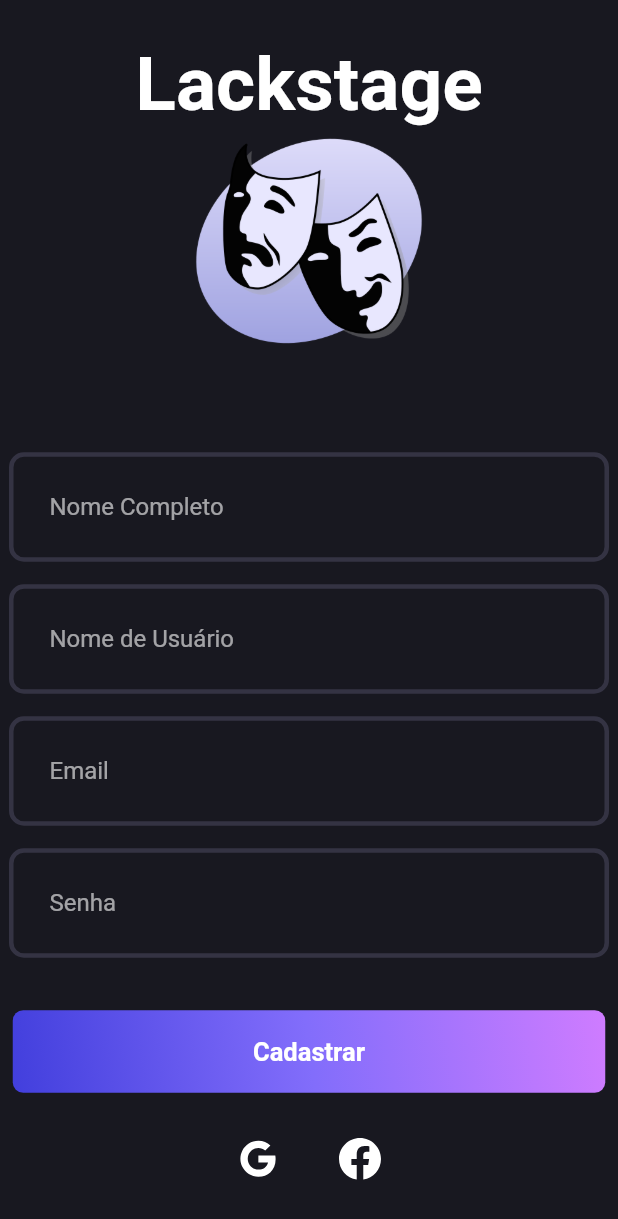
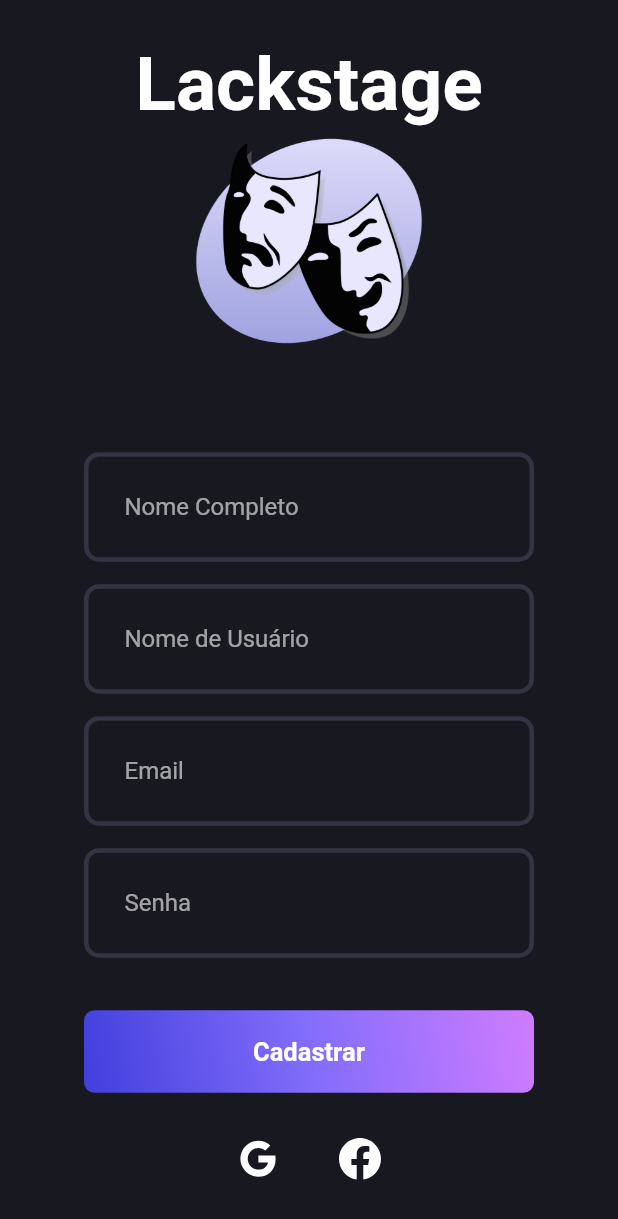
Before and after one commit to RockabZ/Lackstage, a Flutter app: the screen it shows after launch, after a tap on "Registrar-se", on a phone screen of 412 x 824 dp. Shown: the top 1219 px of the screen. Run offline on Flutter 3.47's test engine with Material 2 defaults, Android fonts, the phone set to English and light mode, and no system bars; our stand-ins replace carousel_slider, cloud_firestore, firebase_auth, firebase_core, flutter_svg, image_picker and 2 more; accounts and stored records are empty; network calls fail.

Commit message:
feat: adds responsive layout to login and register pages

```diff
--- a/lib/Pages/LoginPage.dart
+++ b/lib/Pages/LoginPage.dart
@@ -6,7 +6,8 @@ import '../ui/social_button.dart';
 import 'RegisterPage.dart';
 
 class LoginPage extends StatefulWidget {
-  LoginPage({super.key});
+  final double tamanho;
+  LoginPage({super.key, required this.tamanho});
 
   @override
   State<LoginPage> createState() => _LoginPageState();
@@ -41,15 +42,20 @@ class _LoginPageState extends State<LoginPage> {
                   height: 50,
                 ),
                 const SizedBox(height: 15),
-                LoginField(controller: _email, hintText: 'Email'),
+                LoginField(
+                    controller: _email,
+                    hintText: 'Email',
+                    width: widget.tamanho),
                 const SizedBox(height: 15),
                 LoginField(
                   controller: _senha,
                   hintText: 'Senha',
                   obscureText: true,
+                  width: widget.tamanho,
                 ),
                 const SizedBox(height: 20),
                 GradientButton(
+                  horizontalSize: widget.tamanho,
                   onPressed: () {
                     final email = _email.text;
                     final senha = _senha.text;
@@ -66,11 +72,13 @@ class _LoginPageState extends State<LoginPage> {
                 ),
                 const SizedBox(height: 15),
                 GradientButton(
+                    horizontalSize: widget.tamanho,
                     onPressed: () {
                       Navigator.push(
                           context,
                           MaterialPageRoute(
-                              builder: (context) => RegisterPage()));
+                              builder: (context) =>
+                                  RegisterPage(tamanho: widget.tamanho)));
                     },
                     text: 'Registrar-se'),
                 const SizedBox(height: 20),
--- a/lib/Pages/RegisterPage.dart
+++ b/lib/Pages/RegisterPage.dart
@@ -5,7 +5,8 @@ import '../ui/social_button.dart';
 import 'package:lackstage/ui/gradient_button.dart';
 
 class RegisterPage extends StatefulWidget {
-  const RegisterPage({super.key});
+  final double tamanho;
+  const RegisterPage({super.key, required this.tamanho});
 
   @override
   State<RegisterPage> createState() => _RegisterPageState();
@@ -42,20 +43,29 @@ class _RegisterPageState extends State<RegisterPage> {
                 height: 50,
               ),
               const SizedBox(height: 15),
-              LoginField(controller: _nome, hintText: 'Nome Completo'),
-              const SizedBox(height: 15),
-              LoginField(controller: _usuario, hintText: 'Nome de Usuário'),
-              const SizedBox(height: 15),
-              LoginField(controller: _email, hintText: 'Email'),
+              LoginField(
+                  controller: _nome,
+                  hintText: 'Nome Completo',
+                  width: widget.tamanho),
               const SizedBox(height: 15),
               LoginField(
-                hintText: 'Senha',
-                obscureText: true,
-                controller: _senha,
+                controller: _usuario,
+                hintText: 'Nome de Usuário',
+                width: widget.tamanho,
               ),
+              const SizedBox(height: 15),
+              LoginField(
+                  controller: _email, hintText: 'Email', width: widget.tamanho),
+              const SizedBox(height: 15),
+              LoginField(
+                  hintText: 'Senha',
+                  obscureText: true,
+                  controller: _senha,
+                  width: widget.tamanho),
               const SizedBox(height: 20),
               const SizedBox(height: 15),
               GradientButton(
+                horizontalSize: widget.tamanho,
                 onPressed: () {
                   final nome = _nome.text;
                   final email = _email.text;
--- /dev/null
+++ b/lib/Responsive/responsive_login.dart
@@ -0,0 +1,19 @@
+import 'package:flutter/material.dart';
+import 'package:lackstage/Pages/LoginPage.dart';
+
+class ResponsiveLogin extends StatelessWidget {
+  const ResponsiveLogin({super.key});
+
+  @override
+  Widget build(BuildContext context) {
+    return LayoutBuilder(
+      builder: (context, constraints) {
+        if (constraints.maxWidth < 500) {
+          return LoginPage(tamanho: 300);
+        } else {
+          return LoginPage(tamanho: 400);
+        }
+      },
+    );
+  }
+}
--- a/lib/Responsive/user_profile_web.dart
+++ b/lib/Responsive/user_profile_web.dart
@@ -10,6 +10,6 @@ class UserProfileWeb extends StatelessWidget {
     User? user = FirebaseAuth.instance.currentUser;
 
     return UserProfile(
-        nome: user!.displayName.toString(), image: user!.photoURL.toString());
+        nome: user!.displayName.toString(), image: user.photoURL.toString());
   }
 }
--- a/lib/main.dart
+++ b/lib/main.dart
@@ -4,7 +4,7 @@ import 'package:flutter/material.dart';
 import 'package:lackstage/Responsive/DesktopHomePage.dart';
 import 'package:lackstage/Responsive/MobileHomePage.dart';
 import 'package:lackstage/Responsive/responsive_layout.dart';
-import 'Pages/LoginPage.dart';
+import 'package:lackstage/Responsive/responsive_login.dart';
 import 'Pallete.dart';
 import 'firebase_options.dart';
 
@@ -44,7 +44,7 @@ class RoteadorTela extends StatelessWidget {
             mobileScaffold: MobileHomePage(),
           );
         } else {
-          return LoginPage();
+          return const ResponsiveLogin();
         }
       },
     );
--- a/lib/ui/gradient_button.dart
+++ b/lib/ui/gradient_button.dart
@@ -9,7 +9,7 @@ class GradientButton extends StatelessWidget {
       {super.key,
       required this.onPressed,
       required this.text,
-      this.horizontalSize = 395});
+      required this.horizontalSize});
 
   @override
   Widget build(BuildContext context) {
--- a/lib/ui/login_field.dart
+++ b/lib/ui/login_field.dart
@@ -5,17 +5,20 @@ class LoginField extends StatelessWidget {
   final TextEditingController? controller;
   final String hintText;
   final bool obscureText;
-  const LoginField(
-      {super.key,
-      required this.hintText,
-      this.obscureText = false,
-      this.controller});
+  final double width;
+  const LoginField({
+    super.key,
+    required this.hintText,
+    this.obscureText = false,
+    this.controller,
+    required this.width,
+  });
 
   @override
   Widget build(BuildContext context) {
     return ConstrainedBox(
-      constraints: const BoxConstraints(
-        maxWidth: 400,
+      constraints: BoxConstraints(
+        maxWidth: width,
       ),
       child: TextFormField(
         controller: controller,
```
